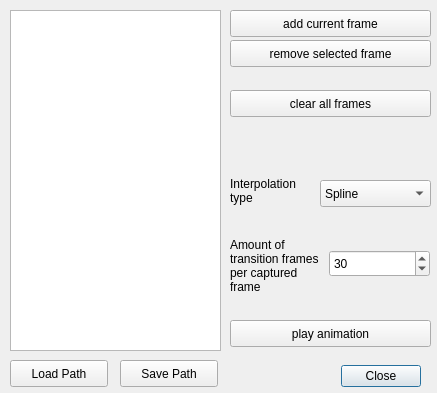
The window that src/tools/viewer/ui/LVRAnimationDialogUI.ui (uos/lvr2) describes before a commit, drawn with Qt 5.
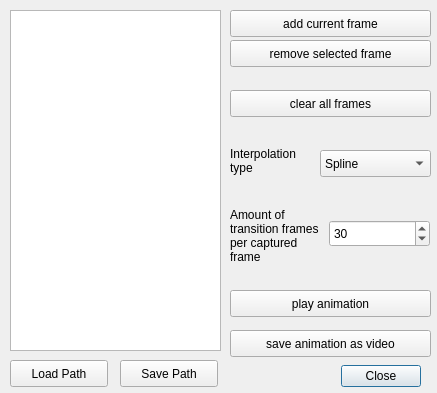
The same window after the commit.

Commit message: added video capture of camera paths

```diff
--- a/src/tools/viewer/ui/LVRAnimationDialogUI.ui
+++ b/src/tools/viewer/ui/LVRAnimationDialogUI.ui
@@ -85,7 +85,7 @@
    <property name="geometry">
     <rect>
      <x>230</x>
-     <y>320</y>
+     <y>290</y>
      <width>201</width>
      <height>27</height>
     </rect>
@@ -124,7 +124,7 @@
    <property name="geometry">
     <rect>
      <x>230</x>
-     <y>170</y>
+     <y>140</y>
      <width>91</width>
      <height>41</height>
     </rect>
@@ -143,7 +143,7 @@
    <property name="geometry">
     <rect>
      <x>320</x>
-     <y>180</y>
+     <y>150</y>
      <width>111</width>
      <height>27</height>
     </rect>
@@ -166,7 +166,7 @@
    <property name="geometry">
     <rect>
      <x>230</x>
-     <y>220</y>
+     <y>190</y>
      <width>91</width>
      <height>91</height>
     </rect>
@@ -185,7 +185,7 @@
    <property name="geometry">
     <rect>
      <x>329</x>
-     <y>250</y>
+     <y>220</y>
      <width>101</width>
      <height>27</height>
     </rect>
@@ -197,6 +197,19 @@
     <number>30</number>
    </property>
   </widget>
+  <widget class="QPushButton" name="saveVideo_button">
+   <property name="geometry">
+    <rect>
+     <x>230</x>
+     <y>330</y>
+     <width>201</width>
+     <height>27</height>
+    </rect>
+   </property>
+   <property name="text">
+    <string>save animation as video</string>
+   </property>
+  </widget>
  </widget>
  <resources/>
  <connections>
```
The commit also changes 5 other files.
